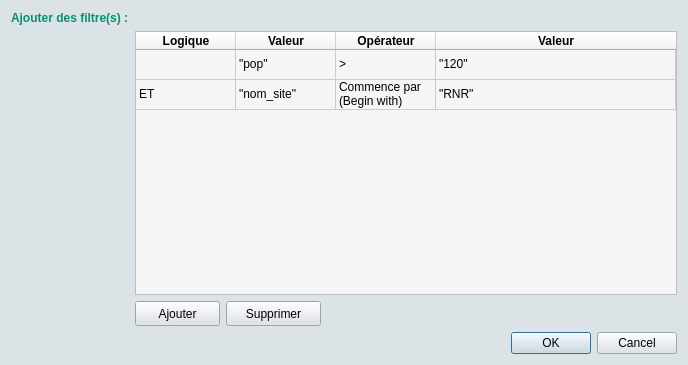
Old version of the form ui/filter.ui in the repository PnX-SI/GeoNature-GIS.
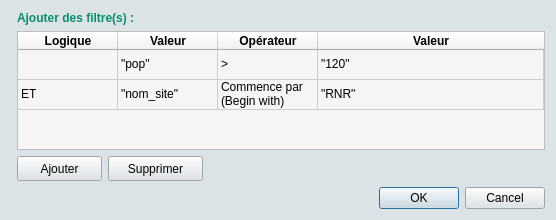
New version of the form. Icons and pictures are not drawn.

Diff of the .ui file:
```diff
--- a/ui/filter.ui
+++ b/ui/filter.ui
@@ -6,10 +6,16 @@
    <rect>
     <x>0</x>
     <y>0</y>
-    <width>688</width>
-    <height>365</height>
+    <width>556</width>
+    <height>220</height>
    </rect>
   </property>
+  <property name="minimumSize">
+   <size>
+    <width>556</width>
+    <height>220</height>
+   </size>
+  </property>
   <property name="cursor">
    <cursorShape>PointingHandCursor</cursorShape>
   </property>
@@ -22,24 +28,6 @@
   <layout class="QVBoxLayout" name="verticalLayout">
    <item>
     <layout class="QFormLayout" name="fl_filter_adv">
-     <item row="0" column="0">
-      <widget class="QLabel" name="lbl_filter">
-       <property name="font">
-        <font>
-         <family>Arial</family>
-         <pointsize>9</pointsize>
-         <weight>75</weight>
-         <bold>true</bold>
-        </font>
-       </property>
-       <property name="styleSheet">
-        <string notr="true">color: rgb(5, 144, 110);</string>
-       </property>
-       <property name="text">
-        <string>Ajouter des filtre(s) :</string>
-       </property>
-      </widget>
-     </item>
      <item row="1" column="1">
       <widget class="QTableWidget" name="tableWidget">
        <property name="enabled">
@@ -277,6 +265,24 @@
        </item>
       </layout>
      </item>
+     <item row="0" column="1">
+      <widget class="QLabel" name="lbl_filter">
+       <property name="font">
+        <font>
+         <family>Arial</family>
+         <pointsize>9</pointsize>
+         <weight>75</weight>
+         <bold>true</bold>
+        </font>
+       </property>
+       <property name="styleSheet">
+        <string notr="true">color: rgb(5, 144, 110);</string>
+       </property>
+       <property name="text">
+        <string>Ajouter des filtre(s) :</string>
+       </property>
+      </widget>
+     </item>
     </layout>
    </item>
    <item>
```
